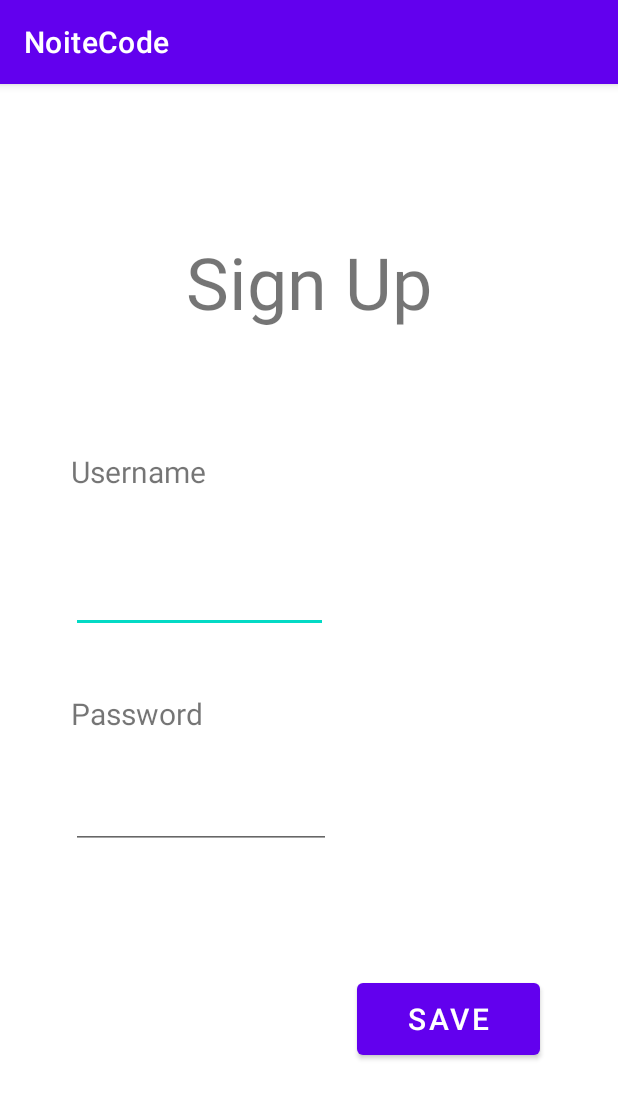
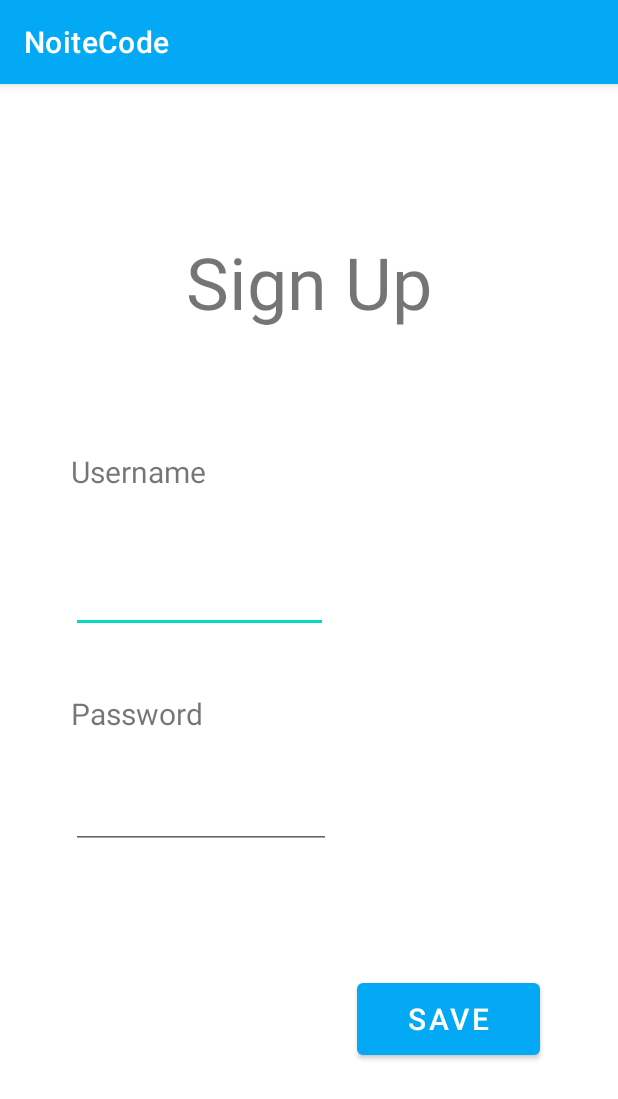
Before and after one commit to SameehaMamodo/NoiteCode, an Android app: the SignUpPage screen opened directly, with no data from a screen before it, after a tap on "SAVE", on a phone screen of 412 x 824 dp. Shown: the top 1099 px of the screen. Run offline under Robolectric (Android 15) with nearby library versions, the phone set to English and light mode, and no system bars.

Commit message:
Adjusted some designs

```diff
--- a/app/src/main/java/com/example/noitecode/MainActivity.kt
+++ b/app/src/main/java/com/example/noitecode/MainActivity.kt
@@ -32,13 +32,13 @@ class MainActivity : AppCompatActivity() {
 
 
         if (dbHelper.login(username, password)) {
-            Toast.makeText(this, "Successfully logged in", Toast.LENGTH_SHORT).show()
+            Toast.makeText(this, "Login successful", Toast.LENGTH_SHORT).show()
             startActivity(Intent(this, HomePage::class.java))
             val tUser= TempUser(username, 0)
             dbHelper.AddTemporaryUser(tUser)
 
         } else {
-            Toast.makeText(this, "Unsuccessful login", Toast.LENGTH_SHORT).show()
+            Toast.makeText(this, "Login Unsuccessful", Toast.LENGTH_SHORT).show()
         }
 
     }
--- a/app/src/main/java/com/example/noitecode/SignUpPage.kt
+++ b/app/src/main/java/com/example/noitecode/SignUpPage.kt
@@ -21,15 +21,15 @@ class SignUpPage : AppCompatActivity() {
             val password = findViewById<EditText>(R.id.textViewaddP).text.toString()
             val dbHelper = DatabaseHelper(this)
 
-            val naming = username
+            val name = username
             val pass = password
-            val userpass = User(naming, pass)
+            val usernameP = User(name, pass)
 
-            if (dbHelper.ifNameExists(naming)) {
-                Toast.makeText(this, "User already exists", Toast.LENGTH_SHORT).show()
+            if (dbHelper.ifNameExists(name)) {
+                Toast.makeText(this, "User already exists", Toast.LENGTH_LONG).show()
             } else {
-                dbHelper.addUserPass(userpass)
-                Toast.makeText(this, "User added", Toast.LENGTH_SHORT).show()
+                dbHelper.addUserPass(usernameP)
+                Toast.makeText(this, "User added", Toast.LENGTH_LONG).show()
             }
         }
 
--- a/app/src/main/res/values-night/themes.xml
+++ b/app/src/main/res/values-night/themes.xml
@@ -4,7 +4,7 @@
         <!-- Primary brand color. -->
         <item name="colorPrimary">@color/purple_200</item>
         <item name="colorPrimaryVariant">@color/purple_700</item>
-        <item name="colorOnPrimary">@color/black</item>
+        <item name="colorOnPrimary">@color/white</item>
         <!-- Secondary brand color. -->
         <item name="colorSecondary">@color/teal_200</item>
         <item name="colorSecondaryVariant">@color/teal_200</item>
--- a/app/src/main/res/values/colors.xml
+++ b/app/src/main/res/values/colors.xml
@@ -1,8 +1,8 @@
 <?xml version="1.0" encoding="utf-8"?>
 <resources>
-    <color name="purple_200">#FFBB86FC</color>
-    <color name="purple_500">#FF6200EE</color>
-    <color name="purple_700">#FF3700B3</color>
+    <color name="purple_200">#2196F3</color>
+    <color name="purple_500">#03A9F4</color>
+    <color name="purple_700">#00BCD4</color>
     <color name="teal_200">#FF03DAC5</color>
     <color name="teal_700">#FF018786</color>
     <color name="black">#FF000000</color>
```
Also changed, not shown: app/src/main/java/com/example/noitecode/model/DatabaseHelper.kt (+0 -7 lines).
